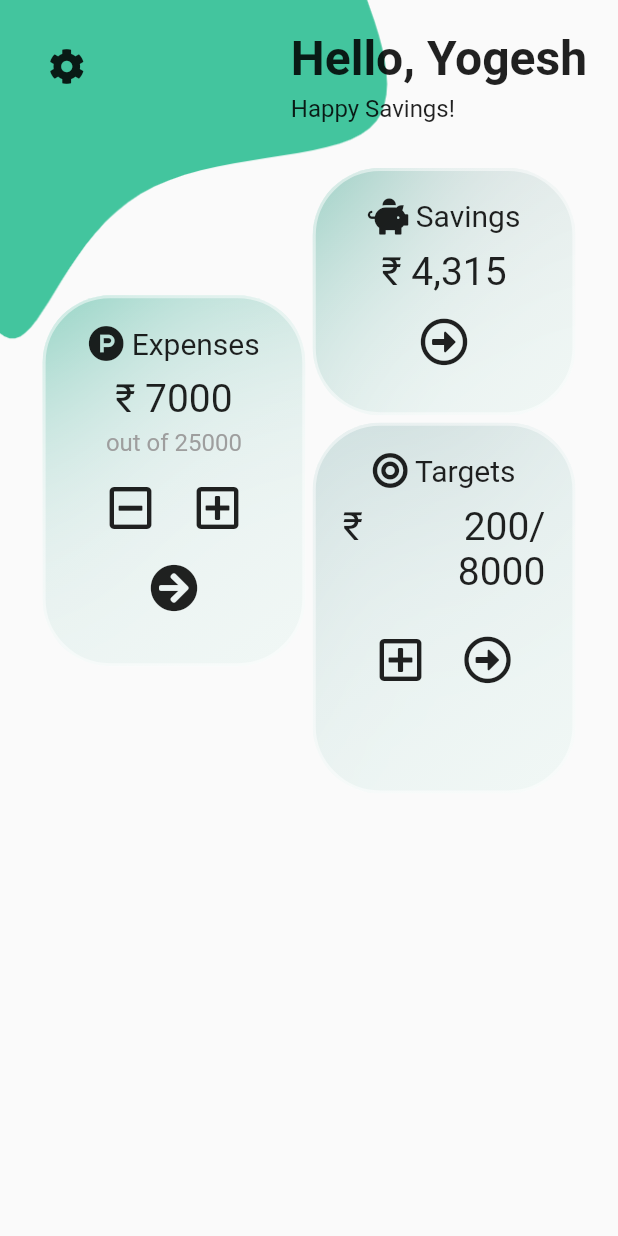
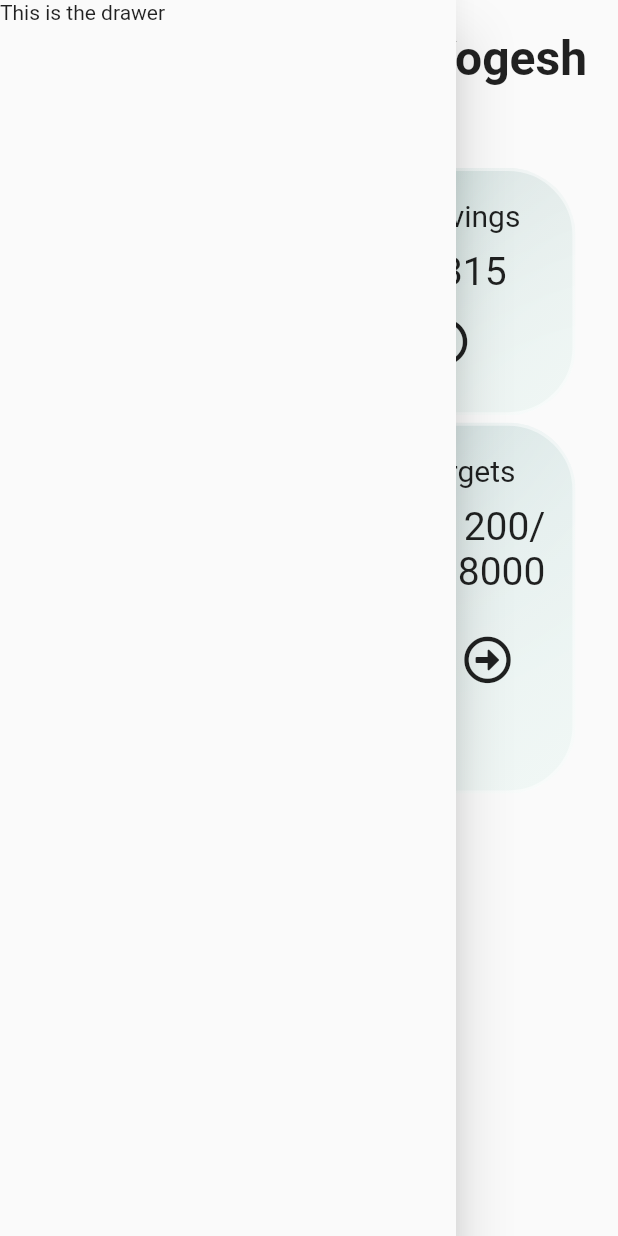
Before and after one commit to YogeshUpdhyay/savings_target, a Flutter app: the Index screen opened directly, with the side drawer open (before the commit the screen has no drawer), on a phone screen of 412 x 824 dp. Run offline on Flutter 3.47's test engine with Material 2 defaults, Android fonts, the phone set to English and light mode, and no system bars; drawn by our look-alikes of glassmorphism; our stand-ins replace font_awesome_flutter, google_fonts; missing offline and left inert: ms_undraw.

Commit message:
drawer section updated

```diff
--- a/lib/views/components/header.dart
+++ b/lib/views/components/header.dart
@@ -1,10 +1,13 @@
 import 'package:flutter/material.dart';
+import 'package:google_fonts/google_fonts.dart';
 import 'package:font_awesome_flutter/font_awesome_flutter.dart';
-import 'package:google_fonts/google_fonts.dart';
 
 class Header extends StatelessWidget {
+
+  final openDrawer;
+
   const Header({
-    Key? key,
+    Key? key, required this.openDrawer,
   }) : super(key: key);
 
   @override
@@ -15,7 +18,7 @@ class Header extends StatelessWidget {
         mainAxisAlignment: MainAxisAlignment.spaceBetween,
         children: [
           IconButton(
-            onPressed: () {},
+            onPressed: openDrawer,
             icon: FaIcon(FontAwesomeIcons.cog),
           ),
           Column(
--- a/lib/views/index.dart
+++ b/lib/views/index.dart
@@ -10,12 +10,16 @@ class Index extends StatefulWidget {
 }
 
 class _IndexState extends State<Index> {
+
+  final GlobalKey<ScaffoldState> _scaffoldKey = new GlobalKey<ScaffoldState>();
+
   @override
   Widget build(BuildContext context) {
 
     final size = MediaQuery.of(context).size;
 
     return Scaffold(
+      key: _scaffoldKey,
       body: SafeArea(
         child: Stack(
           children: [
@@ -33,7 +37,9 @@ class _IndexState extends State<Index> {
               child: Column(
                 crossAxisAlignment: CrossAxisAlignment.start,
                 children: [
-                  Header(),
+                  Header(
+                    openDrawer: () => _scaffoldKey.currentState!.openDrawer(),
+                  ),
                   SizedBox(height: 30.0,),
                   TilesSection(size: size)
                 ],
@@ -42,6 +48,13 @@ class _IndexState extends State<Index> {
           ],
         ),
       ),
+      drawer: Drawer(
+        child: Container(
+          color: Colors.transparent,
+          child: Text("This is the drawer")
+        ),
+      ),
+      drawerScrimColor: Colors.transparent,
     );
   }
 }
```
